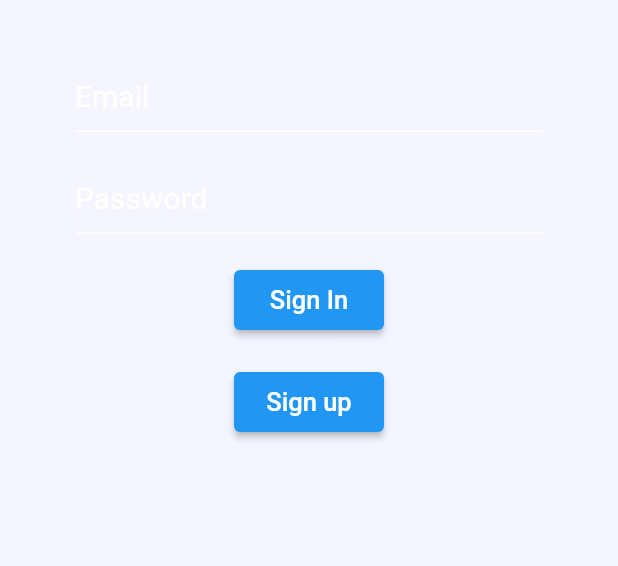
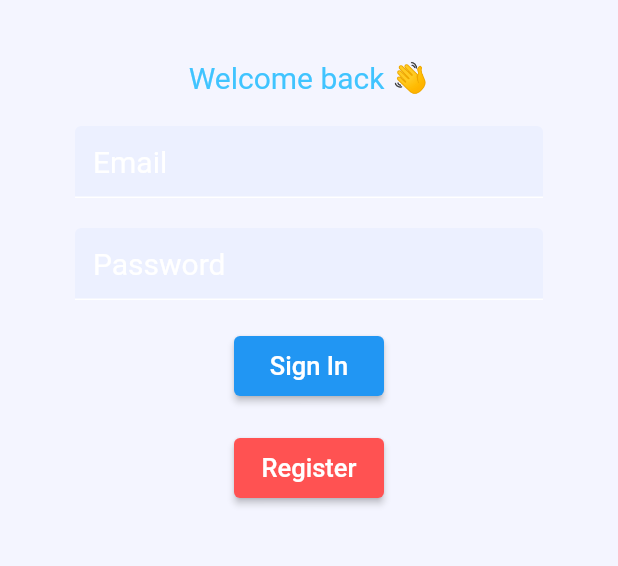
Before and after one commit to SCORPIA2004/Akaza, a Flutter app: the screen it shows after launch, after a tap on "Sign In", on a phone screen of 412 x 824 dp, the part 84-650 px from its top. Run offline on Flutter 3.47's test engine with Material 2 defaults, Android fonts, the light colour scheme and no system bars; our stand-ins replace firebase_auth, firebase_core; accounts and stored records are empty.

```diff
--- a/Flutter/brew_crew/lib/services/sign_in.dart
+++ b/Flutter/brew_crew/lib/services/sign_in.dart
@@ -2,8 +2,7 @@ import 'package:brew_crew/services/auth.dart';
 import 'package:flutter/material.dart';
 import 'package:firebase_auth/firebase_auth.dart';
 
-const bgColorApp = const Color(0x0E2E46FF);
-const bgColorAppBar = const Color(0x0D528DFF);
+
 
 class SignIn extends StatefulWidget {
   final Function toggleViewFunc;
@@ -17,7 +16,13 @@ class SignIn extends StatefulWidget {
 
 class _SignInState extends State<SignIn> {
 
-  // final AuthService _auth = AuthService();
+  final bgColorApp = const Color(0x0E2E46FF);
+  final bgColorAppBar = const Color(0x0D528DFF);
+  final bgColorFieldFill = const Color(0x0D528DFF);
+
+  final AuthService _auth = AuthService();
+  final _formKey = GlobalKey<FormState>();
+
   String email = "";
   String password = "";
 
@@ -38,6 +43,11 @@ class _SignInState extends State<SignIn> {
           child: Form(
             child: Column(
               children: <Widget>[
+                // Heading
+                SizedBox(height: 20.0),
+                Text("Welcome back 👋", style: TextStyle(color: Colors.lightBlueAccent, fontSize: 20)),
+
+                // Email field
                 SizedBox(height: 20.0),
                 TextFormField(
                   // change color of text to white
@@ -45,6 +55,8 @@ class _SignInState extends State<SignIn> {
                   decoration: InputDecoration(
                     hintText: 'Email',
                     hintStyle: TextStyle(color: Colors.white),
+                    filled: true,
+                    fillColor: bgColorFieldFill,
                     enabledBorder: UnderlineInputBorder(
                       borderSide: BorderSide(color: Colors.white)
                     ),
@@ -61,6 +73,7 @@ class _SignInState extends State<SignIn> {
                   },
                 ),
 
+                // Password field
                 SizedBox(height: 20.0),
                 TextFormField(
                   obscureText: true,
@@ -68,6 +81,8 @@ class _SignInState extends State<SignIn> {
                   decoration: InputDecoration(
                     hintText: 'Password',
                     hintStyle: TextStyle(color: Colors.white),
+                    filled: true,
+                    fillColor: bgColorFieldFill,
                     enabledBorder: UnderlineInputBorder(
                         borderSide: BorderSide(color: Colors.white)
                     ),
@@ -84,6 +99,7 @@ class _SignInState extends State<SignIn> {
                   },
                 ),
 
+                // Sign in button
                 SizedBox(height: 20.0),
                 ElevatedButton(
                     // set width of button to 50
@@ -96,23 +112,27 @@ class _SignInState extends State<SignIn> {
                     ),
                   onPressed: () async
                   {
-                    print("Email: $email");
-                    print("Password: $password");
+                    // print("Email: $email");
+                    // print("Password: $password");
+                    // todo: complete sign in with email address and password
+                    print("Signed in");
                   },
                 ),
 
+                // Register button
                 SizedBox(height: 20.0),
                 ElevatedButton(
                   style: ElevatedButton.styleFrom(
                     minimumSize: Size(100, 40),
+                    backgroundColor: Colors.redAccent,
                   ),
 
                   child: Text(
-                    'Sign up',
+                    'Register',
                     style: TextStyle(color: Colors.white, fontSize: 17),
                   ),
                   onPressed: () {
-                  //  Todo: go to register screen
+                  //  Todo: go to register screen video#12
                     widget.toggleViewFunc();
                   },
                 ),
```
Also changed, not shown: Flutter/brew_crew/lib/screens/authenticateScreen/register.dart (+28 -0 lines).
